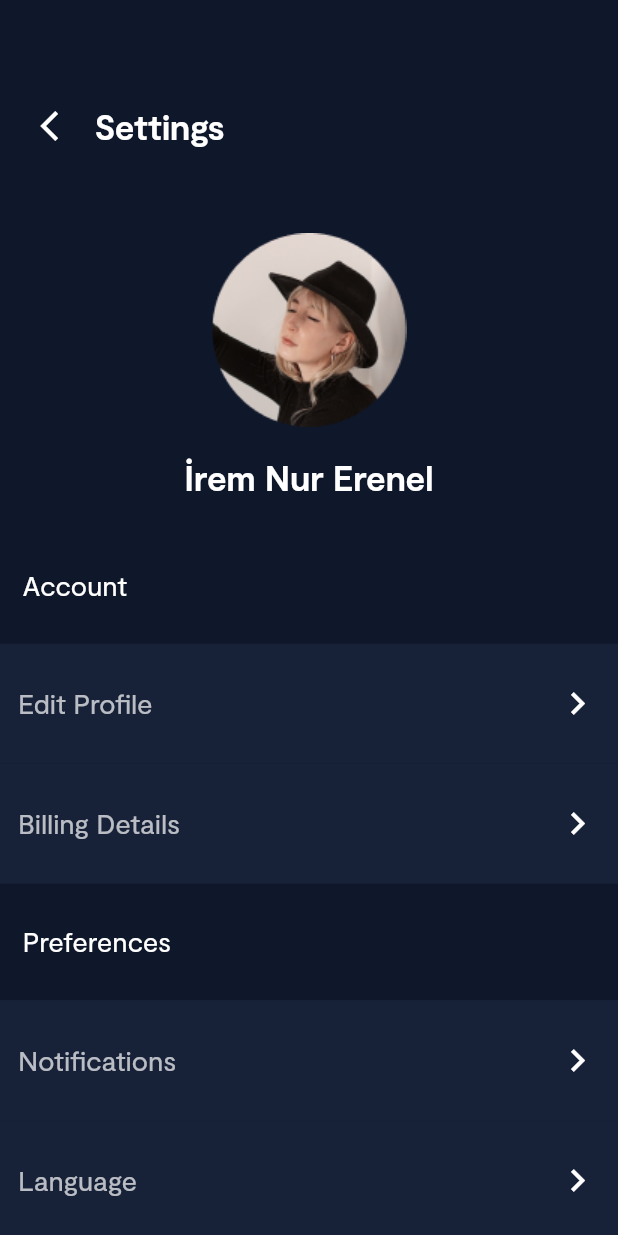
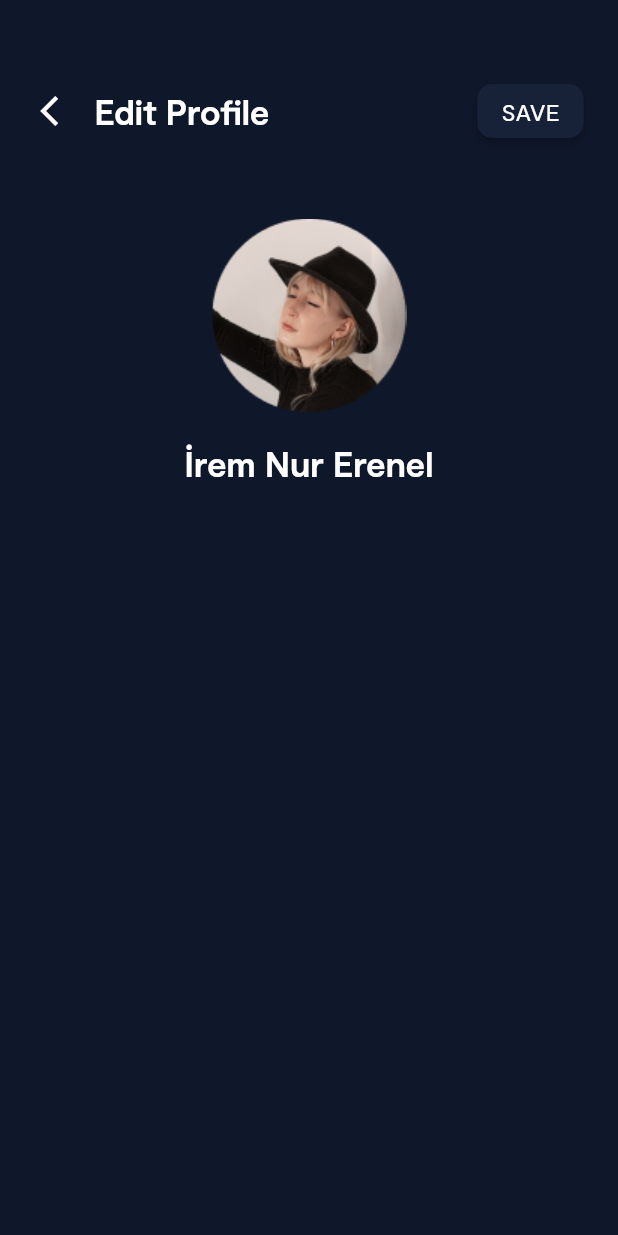
Before and after one commit to BerkayAkdenx/develop_berkay, a Flutter app: the screen it shows after launch, after a tap on the "arrow back ios" icon, on a phone screen of 412 x 824 dp. Run offline on Flutter 3.47's test engine with Material 2 defaults, Android fonts, the phone set to English and light mode, and no system bars; our stand-ins replace flutter_screenutil.

Commit message:
news
-added new appspacing
-fixed setting page codes
-added Edit page

```diff
--- a/profile_bitely/lib/core/Global/Resources/app_spacings.dart
+++ b/profile_bitely/lib/core/Global/Resources/app_spacings.dart
@@ -30,4 +30,5 @@ class AppSpacings {
   static const EdgeInsets sR5 = EdgeInsets.only(right: 5.0);
   static const EdgeInsets sL30 = EdgeInsets.only(left: 30.0);
   static const EdgeInsets sL15 = EdgeInsets.only(left: 15.0);
+  static const EdgeInsets sL15T50 = EdgeInsets.only(left: 15.0, top: 50.0);
 }
--- /dev/null
+++ b/profile_bitely/lib/feature/settings/pages/edit_page.dart
@@ -0,0 +1,71 @@
+import 'package:flutter/material.dart';
+import 'package:flutter_screenutil/flutter_screenutil.dart';
+import 'package:profile_bitely/core/Global/Resources/app_colors.dart';
+import 'package:profile_bitely/core/Global/Resources/app_images.dart';
+import 'package:profile_bitely/core/Global/Resources/app_radiuses.dart';
+import 'package:profile_bitely/core/Global/Resources/app_spacings.dart';
+import 'package:profile_bitely/core/Global/Resources/app_text_styles.dart';
+import 'package:profile_bitely/core/Global/Resources/app_texts.dart';
+
+class EditPage extends StatelessWidget {
+  const EditPage({super.key});
+
+  @override
+  Widget build(BuildContext context) {
+    return Scaffold(
+      backgroundColor: AppColors.darkBackground,
+      body: SingleChildScrollView(
+        child: Column(
+          children: [
+            //this row for appbar
+            Padding(
+              padding: AppSpacings.sL15T50,
+              child: Row(
+                children: [
+                  IconButton(
+                      onPressed: () => print("clicked  the back button"),
+                      icon: const Icon(
+                        Icons.arrow_back_ios,
+                        color: Colors.white,
+                      )),
+                  Text(
+                    AppTexts.editProfile,
+                    style: AppTextStyles.headlineLargeDark,
+                  ),
+                  const Spacer(),
+                  Padding(
+                    padding: AppSpacings.sR5.copyWith(right: 20.w),
+                    child: ElevatedButton(
+                        style: ElevatedButton.styleFrom(
+                            backgroundColor: AppColors.settingRowBackground,
+                            shape: RoundedRectangleBorder(
+                                borderRadius: AppRadiuses.radiusAll10)),
+                        onPressed: () {},
+                        child: Text(
+                          "SAVE",
+                          style: AppTextStyles.bodyMediumDark,
+                        )),
+                  )
+                ],
+              ),
+            ),
+            // this row for profile image
+            Column(
+              children: [
+                SizedBox(height: 40.h),
+                Image.asset(AppImages.settingsProfile),
+                Padding(
+                  padding: AppSpacings.sAll20,
+                  child: Text(
+                    "İrem Nur Erenel",
+                    style: AppTextStyles.headlineLargeDark,
+                  ),
+                )
+              ],
+            ),
+          ],
+        ),
+      ),
+    );
+  }
+}
--- a/profile_bitely/lib/feature/settings/pages/settings_page.dart
+++ b/profile_bitely/lib/feature/settings/pages/settings_page.dart
@@ -3,9 +3,9 @@ import 'package:flutter_screenutil/flutter_screenutil.dart';
 import 'package:profile_bitely/Resources/app_texts.dart';
 import 'package:profile_bitely/core/Global/Resources/app_colors.dart';
 import 'package:profile_bitely/core/Global/Resources/app_images.dart';
-import 'package:profile_bitely/core/Global/Resources/app_radiuses.dart';
 import 'package:profile_bitely/core/Global/Resources/app_spacings.dart';
 import 'package:profile_bitely/core/Global/Resources/app_text_styles.dart';
+import 'package:profile_bitely/feature/settings/widgets/base_button_widget.dart';
 import 'package:profile_bitely/feature/settings/widgets/clickable_container_widget.dart';
 import 'package:profile_bitely/feature/settings/widgets/clickless_container_widget.dart';
 
@@ -17,11 +17,10 @@ class SettingPage extends StatelessWidget {
     return Scaffold(
       backgroundColor: AppColors.darkBackground,
       body: SingleChildScrollView(
-        child: Center(
         child: Column(children: [
           //this row for appbar
           Padding(
-              padding: AppSpacings.sL15.copyWith(top: 50.h),
+            padding: AppSpacings.sL15T50,
             child: Row(
               children: [
                 IconButton(
@@ -38,9 +37,6 @@ class SettingPage extends StatelessWidget {
             ),
           ),
           // this row for profile image
-            Row(
-              mainAxisAlignment: MainAxisAlignment.center,
-              children: [
           Column(
             children: [
               SizedBox(height: 40.h),
@@ -51,8 +47,6 @@ class SettingPage extends StatelessWidget {
                   "İrem Nur Erenel",
                   style: AppTextStyles.headlineLargeDark,
                 ),
-                    )
-                  ],
               )
             ],
           ),
@@ -115,8 +109,7 @@ class SettingPage extends StatelessWidget {
           ClickableContainerWidget(
               text: AppTexts.termsAndConditions,
               isExternal: true,
-                onPressed: () =>
-                    print("go to edit Terms and  conditions page")),
+              onPressed: () => print("go to edit Terms and  conditions page")),
           SizedBox(
             height: 75.h,
           ),
@@ -129,33 +122,6 @@ class SettingPage extends StatelessWidget {
           ),
         ]),
       ),
-      ),
     );
   }
 }
-
-class BaseButtonWidget extends StatelessWidget {
-  const BaseButtonWidget({
-    super.key,
-    required this.text,
-    required this.onPressed,
-  });
-  final String text;
-  final VoidCallback onPressed;
-  @override
-  Widget build(BuildContext context) {
-    return ElevatedButton(
-      onPressed: onPressed,
-      style: ElevatedButton.styleFrom(
-          padding:
-              AppSpacings.sSymmetricH50V20.copyWith(right: 60.w, left: 60.w),
-          backgroundColor: AppColors.secondaryDark,
-          shape: RoundedRectangleBorder(borderRadius: AppRadiuses.radiusAll50)),
-      child: Text(
-        text,
-        style:
-            AppTextStyles.bodySmallLight.copyWith(fontWeight: FontWeight.bold),
-      ),
-    );
-  }
-}
--- /dev/null
+++ b/profile_bitely/lib/feature/settings/widgets/base_button_widget.dart
@@ -0,0 +1,32 @@
+import 'package:flutter/material.dart';
+import 'package:flutter_screenutil/flutter_screenutil.dart';
+import 'package:profile_bitely/core/Global/Resources/app_colors.dart';
+import 'package:profile_bitely/core/Global/Resources/app_radiuses.dart';
+import 'package:profile_bitely/core/Global/Resources/app_spacings.dart';
+import 'package:profile_bitely/core/Global/Resources/app_text_styles.dart';
+
+class BaseButtonWidget extends StatelessWidget {
+  const BaseButtonWidget({
+    super.key,
+    required this.text,
+    required this.onPressed,
+  });
+  final String text;
+  final VoidCallback onPressed;
+  @override
+  Widget build(BuildContext context) {
+    return ElevatedButton(
+      onPressed: onPressed,
+      style: ElevatedButton.styleFrom(
+          padding:
+              AppSpacings.sSymmetricH50V20.copyWith(right: 60.w, left: 60.w),
+          backgroundColor: AppColors.secondaryDark,
+          shape: RoundedRectangleBorder(borderRadius: AppRadiuses.radiusAll50)),
+      child: Text(
+        text,
+        style:
+            AppTextStyles.bodySmallLight.copyWith(fontWeight: FontWeight.bold),
+      ),
+    );
+  }
+}
--- a/profile_bitely/lib/feature/settings/widgets/clickless_container_widget.dart
+++ b/profile_bitely/lib/feature/settings/widgets/clickless_container_widget.dart
@@ -11,18 +11,15 @@ class ClicklessContainerWidget extends StatelessWidget {
   final String text;
   @override
   Widget build(BuildContext context) {
-    return SizedBox(
+    return Container(
+      alignment: Alignment.centerLeft,
       height: 65.h,
-      child: Row(
-        children: [
-          Padding(
-            padding: AppSpacings.sL15,
-            child: Text(
-              text,
-              style: AppTextStyles.titleMediumDark,
-            ),
-          ),
-        ],
+      child: Padding(
+        padding: AppSpacings.sL15,
+        child: Text(
+          text,
+          style: AppTextStyles.titleMediumDark,
+        ),
       ),
     );
   }
--- a/profile_bitely/lib/main.dart
+++ b/profile_bitely/lib/main.dart
@@ -1,6 +1,6 @@
 import 'package:flutter/material.dart';
 import 'package:flutter_screenutil/flutter_screenutil.dart';
-import 'package:profile_bitely/feature/settings/pages/settings_page.dart';
+import 'package:profile_bitely/feature/settings/pages/edit_page.dart';
 
 void main() => runApp(const MyApp());
 
@@ -13,7 +13,7 @@ class MyApp extends StatelessWidget {
       builder: (context, child) => const MaterialApp(
         debugShowCheckedModeBanner: false,
         title: 'Material App',
-        home: SettingPage(),
+        home: EditPage(),
       ),
     );
   }
```
Lines whose indentation alone changed are shown as unchanged.
